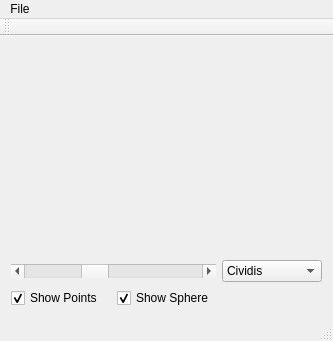
First picture: the form in cpp-sphere-histo/mainwindow.ui, repository 3d-pli/sphere-histo, before the edit.
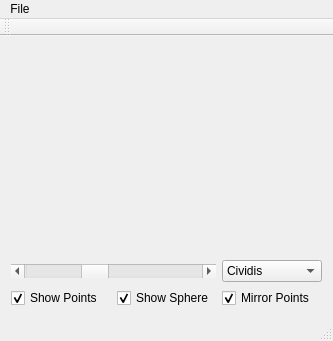
Second picture: the form after the edit. Custom widgets are drawn as their Qt base class.

Commit message: Make mirroring the input data optional via checkbox

Diff of the .ui file:
```diff
--- a/cpp-sphere-histo/mainwindow.ui
+++ b/cpp-sphere-histo/mainwindow.ui
@@ -91,6 +91,16 @@
       </property>
      </widget>
     </item>
+    <item row="2" column="2">
+     <widget class="QCheckBox" name="checkBoxMirrorPoints">
+      <property name="text">
+       <string>Mirror Points</string>
+      </property>
+      <property name="checked">
+       <bool>true</bool>
+      </property>
+     </widget>
+    </item>
    </layout>
   </widget>
   <widget class="QToolBar" name="mainToolBar">
```
The commit also changes 5 other files.
